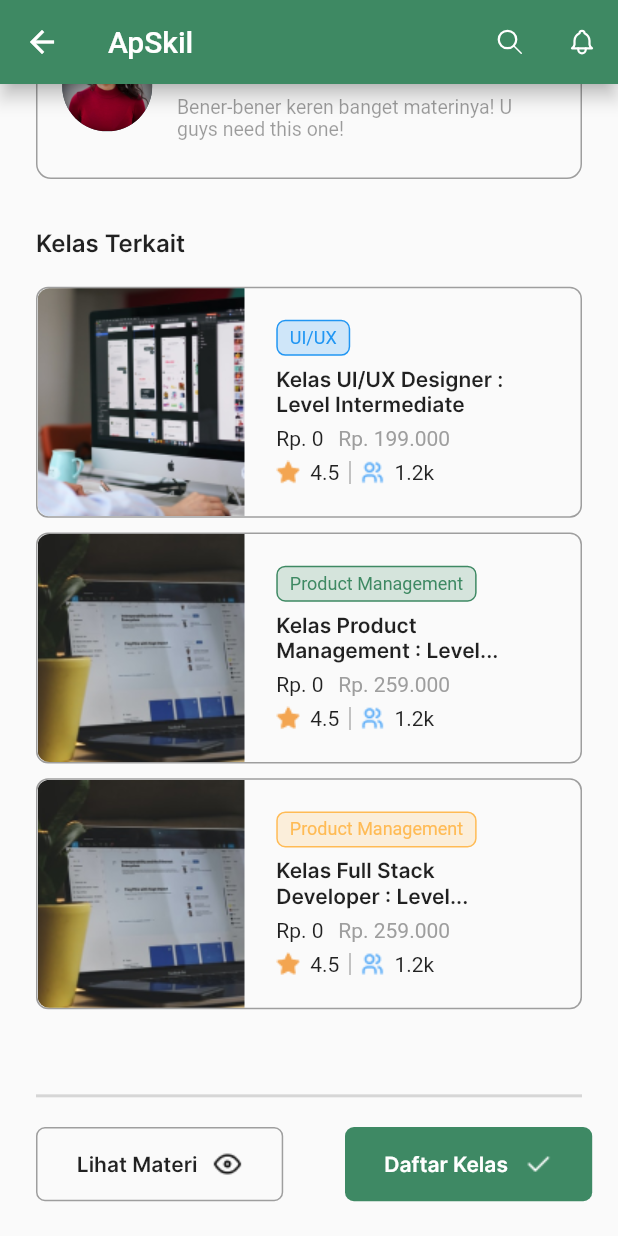
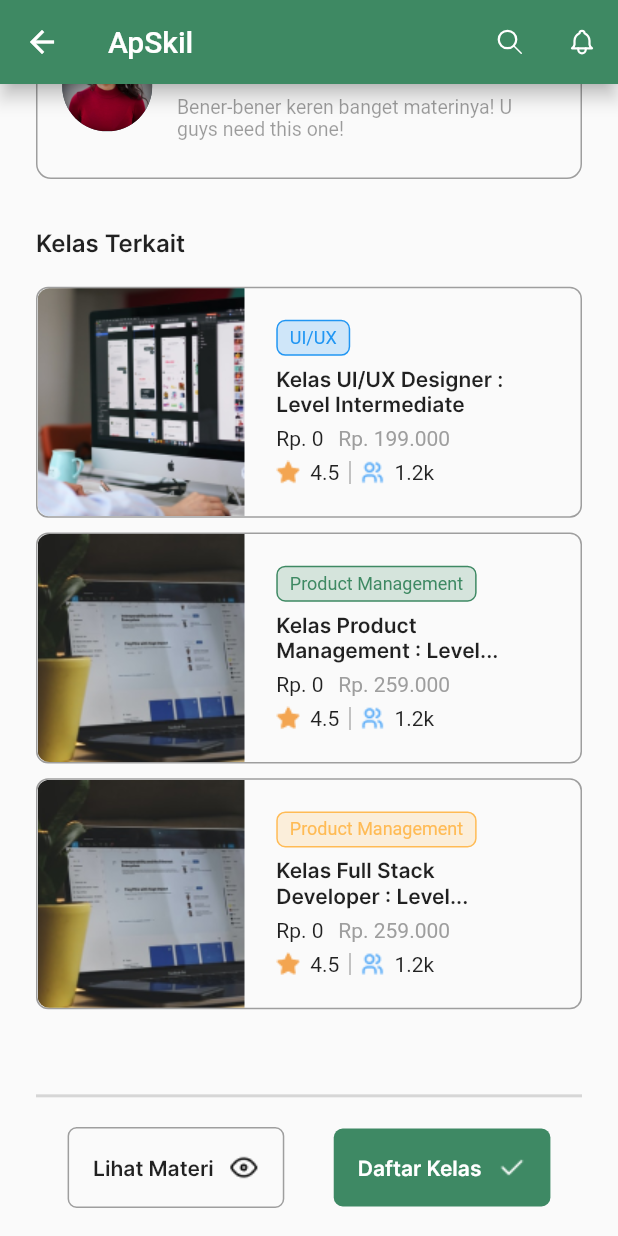
Before and after one commit to IGustiFajar/3G-PAPB, a Flutter app: the KelasDetail screen opened by its route, scrolled down 1495 dp, on a phone screen of 412 x 824 dp. Run offline on Flutter 3.47's test engine with Material 2 defaults, Android fonts, the phone set to English and light mode, and no system bars; our stand-ins replace anim_search_bar, convex_bottom_bar, cool_alert, curved_navigation_bar, dotted_border, firebase_auth and 8 more; accounts and stored records are empty.

Commit message:
Update detailKelasPage.dart

```diff
--- a/edutech/lib/pages/detailKelasPage.dart
+++ b/edutech/lib/pages/detailKelasPage.dart
@@ -1525,9 +1525,8 @@ class _KelasDetailState extends State<KelasDetail> {
                           GestureDetector(
                             onTap: () {},
                             child: Container(
+                              padding: EdgeInsets.all(16.0),
                               alignment: Alignment.center,
-                              height: bodyHeight * 0.06,
-                              width: bodyHeight * 0.2,
                               decoration: BoxDecoration(
                                 border: Border.all(color: Colors.grey),
                                 borderRadius:
@@ -1550,15 +1549,14 @@ class _KelasDetailState extends State<KelasDetail> {
                             ),
                           ),
                           SizedBox(
-                            width: bodyHeight * 0.05,
+                            width: bodyHeight * 0.04,
                           ),
                           GestureDetector(
                             onTap: (() {
                               Get.toNamed('/enrol');
                             }),
                             child: Container(
-                              height: bodyHeight * 0.06,
-                              width: bodyHeight * 0.2,
+                              padding: EdgeInsets.all(16),
                               alignment: Alignment.center,
                               decoration: BoxDecoration(
                                 borderRadius:
```
